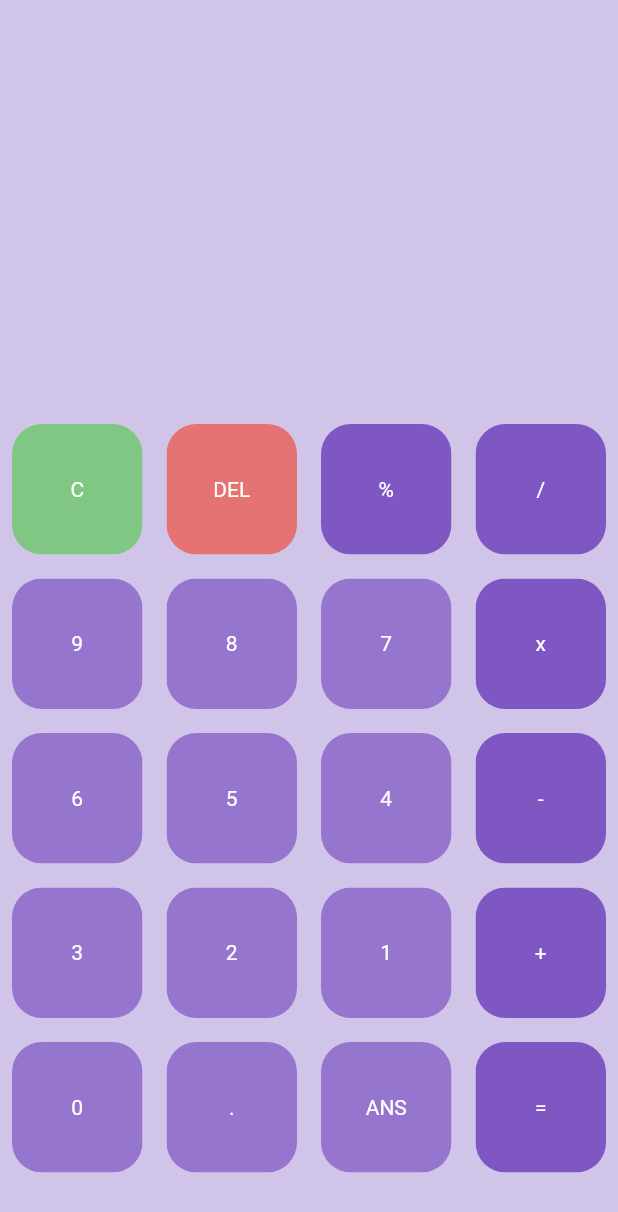
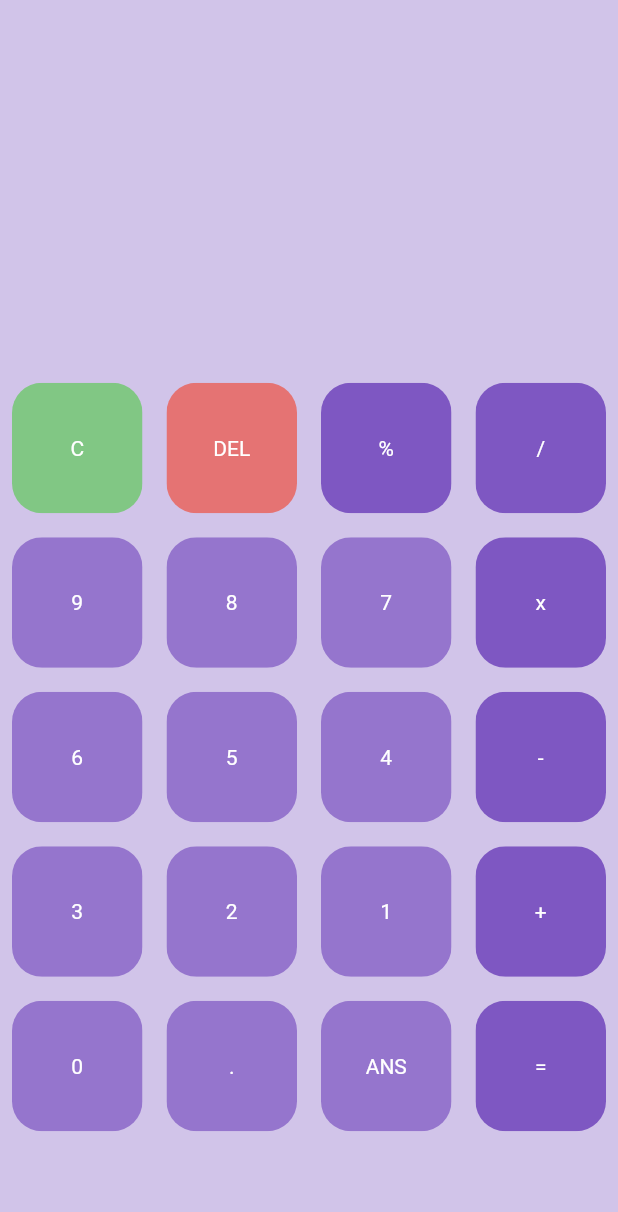
Before and after one commit to MatthieuNadeau96/Flutter_Calculator, a Flutter app: the screen it shows after launch, on a phone screen of 412 x 824 dp. Shown: the top 1212 px of the screen. Run offline on Flutter 3.47's test engine with Material 2 defaults, Android fonts, the phone set to English and light mode, and no system bars.

Commit message:
removed flex and replaced with a fixed height

```diff
--- a/lib/main.dart
+++ b/lib/main.dart
@@ -51,15 +51,15 @@ class _HomePageState extends State<HomePage> {
       backgroundColor: Colors.deepPurple[100],
       body: Column(
         children: <Widget>[
-          Expanded(
-            child: Container(),
+          Container(
+            height: MediaQuery.of(context).size.height * 0.30,
           ),
-          Expanded(
-              flex: 2,
+          Container(
+            height: MediaQuery.of(context).size.height * 0.70,
             child: GridView.builder(
               itemCount: buttons.length,
-                  gridDelegate: SliverGridDelegateWithFixedCrossAxisCount(
-                      crossAxisCount: 4),
+              gridDelegate:
+                  SliverGridDelegateWithFixedCrossAxisCount(crossAxisCount: 4),
               itemBuilder: (
                 BuildContext context,
                 int index,
@@ -85,7 +85,9 @@ class _HomePageState extends State<HomePage> {
                     textColor: Colors.white,
                   );
                 }
-                  })),
+              },
+            ),
+          ),
         ],
       ),
     );
```
Lines whose indentation alone changed are shown as unchanged.
